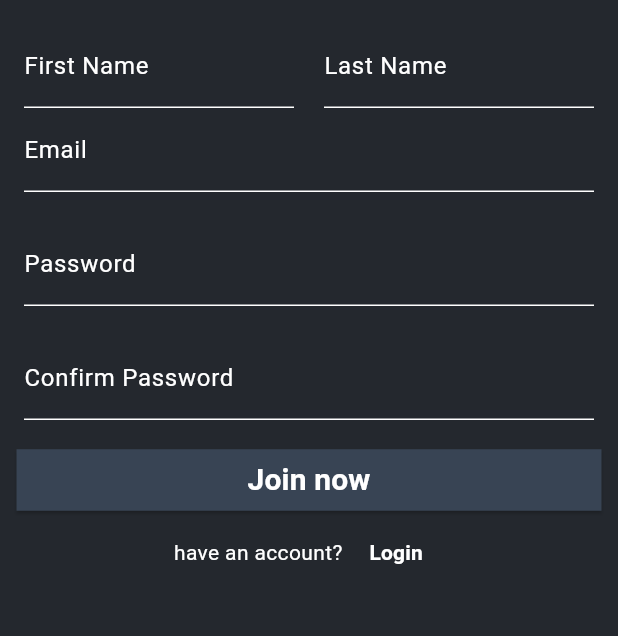
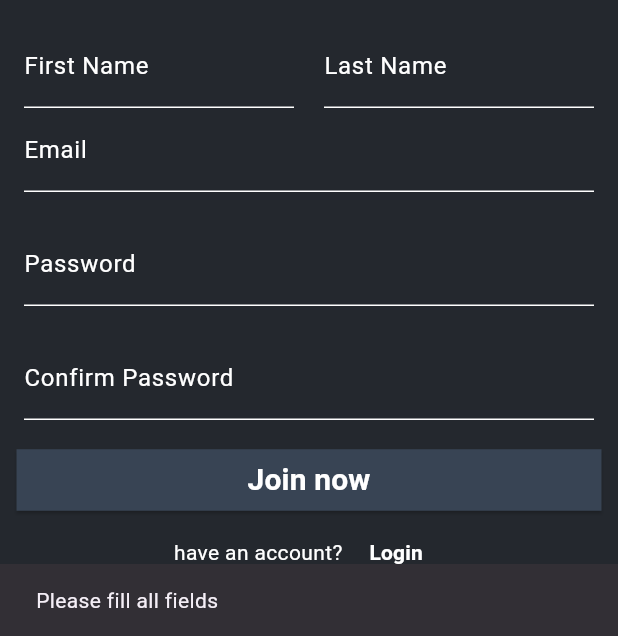
Before and after one commit to hassannasserr/ProgUp-Application, a Flutter app: the Signup screen opened by its route, after a tap on "Join now", on a phone screen of 412 x 824 dp, the part 600-1236 px from its top. Run offline on Flutter 3.47's test engine with Material 3 defaults, Android fonts, the phone set to English and light mode, and no system bars.

Commit message:
Add API file
connect project to database
make the login and the signup are working efficiency

```diff
--- a/lib/main.dart
+++ b/lib/main.dart
@@ -22,7 +22,7 @@ class MyApp extends StatelessWidget {
        home: Startpage(),
        //home: Homepage(),
        //home: Login(),
-      home: Profilepage(),
+     // home: Profilepage(),
       //home: ChangePass(),
       routes: {
         '/login': (context) => Login(),
@@ -32,7 +32,6 @@ class MyApp extends StatelessWidget {
         '/homepage': (context) => Startpage(),
         '/sleep': (context) => SleepPage(),
         '/wakeup': (context) => Wakeuppage(),
-        '/taskspage': (context) => Taskspage(),
         '/changepass': (context) => ChangePass(),
       },
 
--- a/lib/pages/Signup.dart
+++ b/lib/pages/Signup.dart
@@ -1,4 +1,5 @@
 import 'package:flutter/material.dart';
+import '../api_service.dart'; // Update this import path
 
 class Signup extends StatefulWidget {
   const Signup({super.key});
@@ -8,6 +9,19 @@ class Signup extends StatefulWidget {
 }
 
 class _MyWidgetState extends State<Signup> {
+  // Add controllers
+  final TextEditingController fnameController = TextEditingController();
+  final TextEditingController lnameController = TextEditingController();
+  final TextEditingController emailController = TextEditingController();
+  final TextEditingController passwordController = TextEditingController();
+  final TextEditingController confirmPasswordController = TextEditingController();
+
+  // Add API service
+  final ApiService api = ApiService();
+
+  // Add loading state
+  bool isLoading = false;
+
   @override
   Widget build(BuildContext context) {
     return Scaffold(
@@ -21,17 +35,14 @@ class _MyWidgetState extends State<Signup> {
               color: Color(0xFF384454),
               child: Column(
                 children: [
-                  // Image at the top of the page
                   Padding(
-                    padding: const EdgeInsets.only(
-                        top: 50), // Adjust the padding as needed
+                    padding: const EdgeInsets.only(top: 50),
                     child: Image.asset(
-                      'assets/images/logo_main.png', // Replace with your image path
+                      'assets/images/logo_main.png',
                       height: 300,
                       width: 400,
                     ),
                   ),
-                  // Triangle and Login text
                   Expanded(
                     child: Align(
                       alignment: Alignment.bottomCenter,
@@ -39,10 +50,9 @@ class _MyWidgetState extends State<Signup> {
                         alignment: Alignment.center,
                         children: [
                           CustomPaint(
-                            size: Size(400, 100), // Triangle dimensions
+                            size: Size(400, 100),
                             painter: TrianglePainter(),
                           ),
-                          // Centered Login Text
                           const Text(
                             'Signup',
                             style: TextStyle(
@@ -58,7 +68,6 @@ class _MyWidgetState extends State<Signup> {
                 ],
               ),
             ),
-            // Login Form
             Padding(
               padding: const EdgeInsets.all(16.0),
               child: Column(
@@ -67,6 +76,7 @@ class _MyWidgetState extends State<Signup> {
                     children: [
                       Expanded(
                         child: TextField(
+                          controller: fnameController, // Add controller
                           decoration: InputDecoration(
                             labelText: 'First Name',
                             labelStyle: TextStyle(color: Colors.white),
@@ -83,6 +93,7 @@ class _MyWidgetState extends State<Signup> {
                       SizedBox(width: 20),
                       Expanded(
                         child: TextField(
+                          controller: lnameController, // Add controller
                           decoration: InputDecoration(
                             labelText: 'Last Name',
                             labelStyle: TextStyle(color: Colors.white),
@@ -99,6 +110,7 @@ class _MyWidgetState extends State<Signup> {
                     ],
                   ),
                   TextField(
+                    controller: emailController, // Add controller
                     decoration: InputDecoration(
                       labelText: 'Email',
                       labelStyle: TextStyle(color: Colors.white),
@@ -113,6 +125,7 @@ class _MyWidgetState extends State<Signup> {
                   ),
                   SizedBox(height: 20),
                   TextField(
+                    controller: passwordController, // Add controller
                     decoration: InputDecoration(
                       labelText: 'Password',
                       labelStyle: TextStyle(color: Colors.white),
@@ -128,6 +141,7 @@ class _MyWidgetState extends State<Signup> {
                   ),
                   SizedBox(height: 20),
                   TextField(
+                    controller: confirmPasswordController, // Add controller
                     decoration: InputDecoration(
                       labelText: 'Confirm Password',
                       labelStyle: TextStyle(color: Colors.white),
@@ -144,18 +158,66 @@ class _MyWidgetState extends State<Signup> {
                 ],
               ),
             ),
-            // Login Button
-            ElevatedButton(
-              onPressed: () {
-                print('Login Pressed');
+            isLoading
+              ? CircularProgressIndicator(color: Colors.white)
+              : ElevatedButton(
+                  onPressed: () async {
+                    // Basic validation
+                    if (fnameController.text.isEmpty ||
+                        lnameController.text.isEmpty ||
+                        emailController.text.isEmpty ||
+                        passwordController.text.isEmpty) {
+                      ScaffoldMessenger.of(context).showSnackBar(
+                        SnackBar(content: Text('Please fill all fields')),
+                      );
+                      return;
+                    }
+
+                    // Password match validation
+                    if (passwordController.text != confirmPasswordController.text) {
+                      ScaffoldMessenger.of(context).showSnackBar(
+                        SnackBar(content: Text('Passwords do not match!')),
+                      );
+                      return;
+                    }
+
+                    // Show loading
+                    setState(() => isLoading = true);
+
+                    try {
+                      // Try to register user
+                      bool success = await api.registerUser(
+                        fnameController.text,
+                        lnameController.text,
+                        emailController.text,
+                        passwordController.text,
+                      );
+
+                      if (success) {
+                        ScaffoldMessenger.of(context).showSnackBar(
+                          SnackBar(content: Text('Registration successful!')),
+                        );
+                        Navigator.pushNamed(context, '/login');
+                      } else {
+                        ScaffoldMessenger.of(context).showSnackBar(
+                          SnackBar(content: Text('Registration failed. Please try again.')),
+                        );
+                      }
+                    } catch (e) {
+                      ScaffoldMessenger.of(context).showSnackBar(
+                        SnackBar(content: Text('An error occurred. Please try again.')),
+                      );
+                    } finally {
+                      // Hide loading
+                      setState(() => isLoading = false);
+                    }
                   },
                   style: ElevatedButton.styleFrom(
                     backgroundColor: Color(0xFF384454),
                     minimumSize: Size(390, 41),
                     padding: EdgeInsets.symmetric(horizontal: 50),
                     shape: RoundedRectangleBorder(
-                  borderRadius:
-                      BorderRadius.zero, // Makes the border rectangular
+                      borderRadius: BorderRadius.zero,
                     ),
                   ),
                   child: Text(
@@ -167,7 +229,6 @@ class _MyWidgetState extends State<Signup> {
                     ),
                   ),
                 ),
-            // Register Button
             Row(
               mainAxisAlignment: MainAxisAlignment.center,
               children: [
@@ -196,19 +257,18 @@ class _MyWidgetState extends State<Signup> {
   }
 }
 
-// CustomPainter to draw a downward triangle with a flat top
 class TrianglePainter extends CustomPainter {
   @override
   void paint(Canvas canvas, Size size) {
     final paint = Paint()
-      ..color = Color(0xFF24282e) // Triangle color
+      ..color = Color(0xFF24282e)
       ..style = PaintingStyle.fill;
 
     final path = Path();
-    path.moveTo(0, size.height); // Bottom-left corner
-    path.lineTo(size.width, size.height); // Bottom-right corner
-    path.lineTo(size.width / 2, 0); // Top-center point
-    path.close(); // Completes the triangle
+    path.moveTo(0, size.height);
+    path.lineTo(size.width, size.height);
+    path.lineTo(size.width / 2, 0);
+    path.close();
 
     canvas.drawPath(path, paint);
   }
--- a/pubspec.yaml
+++ b/pubspec.yaml
@@ -30,6 +30,8 @@ environment:
 dependencies:
   flutter:
     sdk: flutter
+  http: ^1.1.0
+
 
 
   # The following adds the Cupertino Icons font to your application.
```
Also changed, not shown: lib/api_service.dart (added, +67 -0 lines), lib/pages/Login.dart (+70 -20 lines), pubspec.lock. Lines whose indentation alone changed are shown as unchanged.
